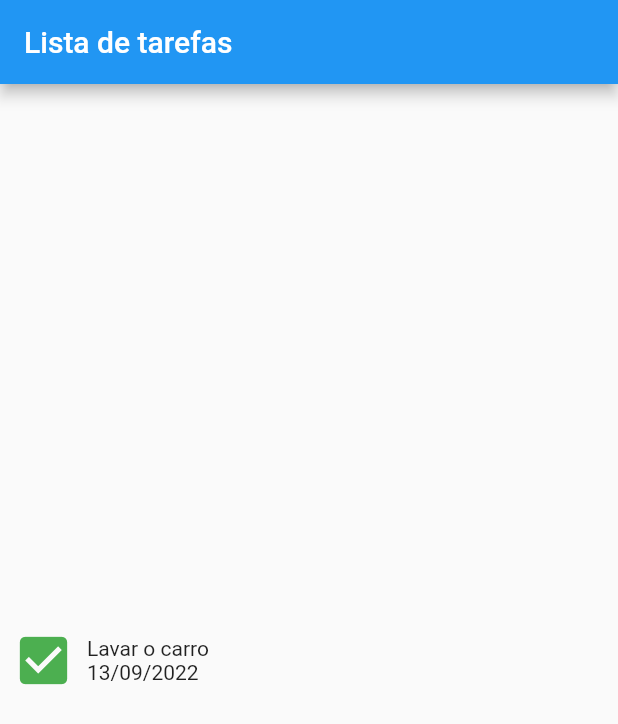
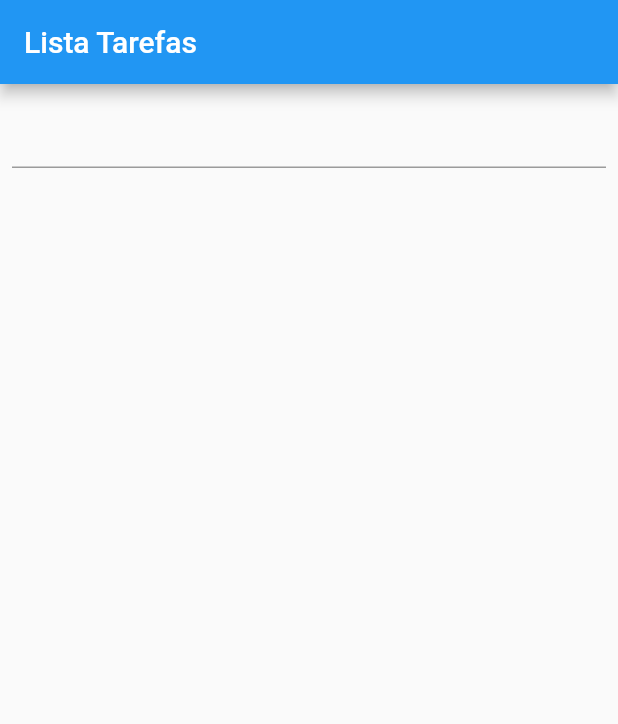
Before and after one commit to FredericoHanai/Flutter, a Flutter app: the screen it shows after launch, on a phone screen of 412 x 824 dp. Shown: the top 724 px of the screen. Run offline on Flutter 3.47's test engine with Material 2 defaults, Android fonts, the phone set to English and light mode, and no system bars.

Commit message:
Trabalho 01 flutter concluido

```diff
--- a/lista_tarefas_app/lib/main.dart
+++ b/lista_tarefas_app/lib/main.dart
@@ -1,47 +1,85 @@
-import 'package:flutter/cupertino.dart';
 import 'package:flutter/material.dart';
+import 'tarefa.dart';
 
-void main(){
-  runApp(new ListaTarefasApp());
+void main() {
+  runApp(new ListaTarefas());
 }
 
-class ListaTarefasApp extends StatelessWidget{
+class ListaTarefas extends StatelessWidget {
   @override
-  Widget build(BuildContext){
-    return new MaterialApp(
-      home: new ListaScreen()
-    );
+  Widget build(BuildContext context) {
+    return new MaterialApp(home: new ListaScreen());
   }
 }
 
-class ListaScreen extends StatelessWidget{
+class ListaScreen extends StatefulWidget {
   @override
-  Widget build(BuildContext){
-    return new Scaffold(
-      appBar: new AppBar(
-        title: new Text("Lista de tarefas"),
+  State<StatefulWidget> createState() {
+    return new ListaScreenState();
+  }
+}
+
+class ListaScreenState extends State<ListaScreen> {
+  List<Tarefa> tarefas = <Tarefa>[];
+  TextEditingController controller = TextEditingController();
+
+  void adicionaTarefa(String nome) {
+    setState(() {
+      tarefas.add(Tarefa(nome));
+    });
+    controller.clear();
+  }
+
+  Widget getItem(Tarefa tarefa) {
+    return new Row(
+      mainAxisAlignment: MainAxisAlignment.start,
+      children: <Widget>[
+        IconButton(
+          icon: Icon(
+            tarefa.concluida! ? Icons.check_box : Icons.check_box_outline_blank,
+            size: 42.0,
+            color: Colors.green,
           ),
-      body:Column(
-        mainAxisAlignment: MainAxisAlignment.center,
+          padding: EdgeInsets.only(left: 10, right: 30.0),
+          onPressed: () {
+            setState(() {
+              tarefa.concluida = true;
+            });
+          },
+        ),
+        Column(
+          crossAxisAlignment: CrossAxisAlignment.start,
           children: <Widget>[
-          new Row(
-            children: [
-              IconButton(
-                icon: new Icon(Icons.check_box, color: Colors.green,),
-                iconSize: 42.0,
-                onPressed: () {},
+            Text(
+              tarefa.nome!,
+              style: TextStyle(fontSize: 16.0, fontWeight: FontWeight.bold),
             ),
-              new Column(
-                crossAxisAlignment: CrossAxisAlignment.start,
-                children: [
-                  Text("Lavar o carro"),
-                  Text("13/09/2022")
+            Text(tarefa.data!.toIso8601String())
           ],
         )
       ],
-          )
-        ],
-      ) ,
     );
   }
+
+  @override
+  Widget build(BuildContext context) {
+    return new Scaffold(
+        appBar: new AppBar(title: new Text("Lista Tarefas")),
+        body: Column(
+          mainAxisSize: MainAxisSize.max,
+          children: <Widget>[
+            Container(
+                padding: EdgeInsets.all(8.0),
+                child: TextField(
+                    controller: controller, onSubmitted: adicionaTarefa)),
+            Expanded(
+                child: ListView.builder(
+                  itemCount: tarefas.length,
+                  itemBuilder: (_, indice) {
+                    return getItem(tarefas[indice]);
+                  },
+                ))
+          ],
+        ));
   }
+}
```
Lines whose indentation alone changed are shown as unchanged.
